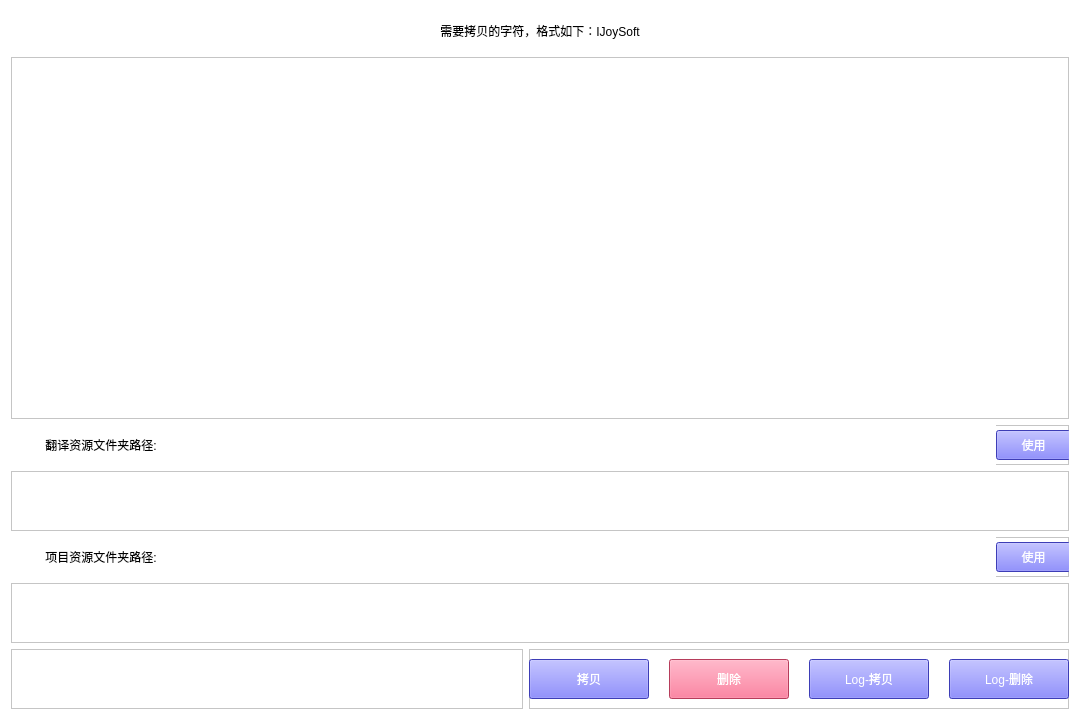
Qt form multiple_language/main_ui.ui (WanKaKa/MultipleLanguageUtils) before a commit.
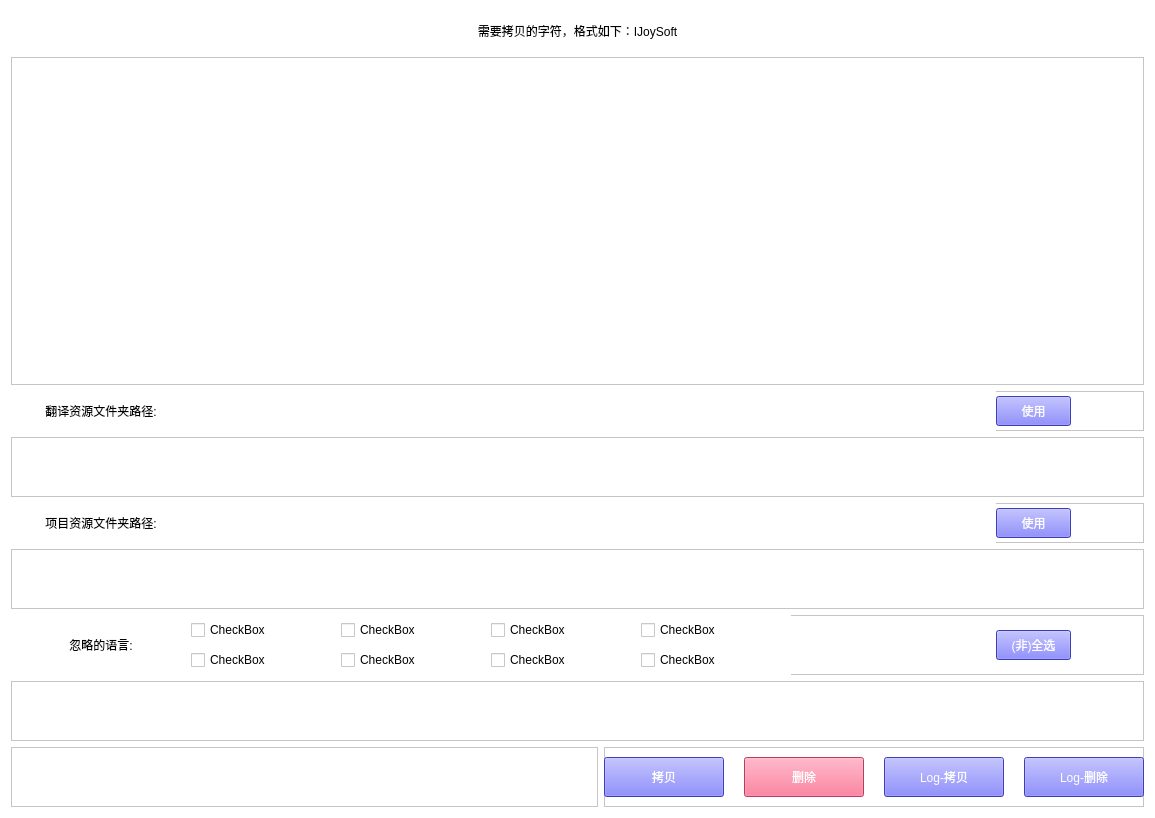
The same form after that commit.

Commit message: 多语言拷贝添加忽略语言

The edit to the form file:
```diff
--- a/multiple_language/main_ui.ui
+++ b/multiple_language/main_ui.ui
@@ -6,8 +6,8 @@
    <rect>
     <x>0</x>
     <y>0</y>
-    <width>1080</width>
-    <height>720</height>
+    <width>1155</width>
+    <height>818</height>
    </rect>
   </property>
   <property name="windowTitle">
@@ -288,6 +288,216 @@
        </property>
       </widget>
      </item>
+     <item>
+      <widget class="QFrame" name="frame_5">
+       <property name="minimumSize">
+        <size>
+         <width>0</width>
+         <height>60</height>
+        </size>
+       </property>
+       <property name="frameShape">
+        <enum>QFrame::StyledPanel</enum>
+       </property>
+       <property name="frameShadow">
+        <enum>QFrame::Raised</enum>
+       </property>
+       <widget class="QLabel" name="label_4">
+        <property name="geometry">
+         <rect>
+          <x>0</x>
+          <y>0</y>
+          <width>180</width>
+          <height>60</height>
+         </rect>
+        </property>
+        <property name="minimumSize">
+         <size>
+          <width>0</width>
+          <height>60</height>
+         </size>
+        </property>
+        <property name="maximumSize">
+         <size>
+          <width>16777215</width>
+          <height>40</height>
+         </size>
+        </property>
+        <property name="styleSheet">
+         <string notr="true">background-color: rgb(255, 255, 255);
+font: 12pt &quot;微软雅黑&quot;;</string>
+        </property>
+        <property name="text">
+         <string>忽略的语言:</string>
+        </property>
+        <property name="alignment">
+         <set>Qt::AlignCenter</set>
+        </property>
+        <property name="margin">
+         <number>0</number>
+        </property>
+       </widget>
+       <widget class="QCheckBox" name="ignore_language_01">
+        <property name="geometry">
+         <rect>
+          <x>180</x>
+          <y>0</y>
+          <width>150</width>
+          <height>30</height>
+         </rect>
+        </property>
+        <property name="styleSheet">
+         <string notr="true">font: 12pt &quot;微软雅黑&quot;;</string>
+        </property>
+        <property name="text">
+         <string>CheckBox</string>
+        </property>
+       </widget>
+       <widget class="QCheckBox" name="ignore_language_02">
+        <property name="geometry">
+         <rect>
+          <x>330</x>
+          <y>0</y>
+          <width>150</width>
+          <height>30</height>
+         </rect>
+        </property>
+        <property name="styleSheet">
+         <string notr="true">font: 12pt &quot;微软雅黑&quot;;</string>
+        </property>
+        <property name="text">
+         <string>CheckBox</string>
+        </property>
+       </widget>
+       <widget class="QCheckBox" name="ignore_language_03">
+        <property name="geometry">
+         <rect>
+          <x>480</x>
+          <y>0</y>
+          <width>150</width>
+          <height>30</height>
+         </rect>
+        </property>
+        <property name="styleSheet">
+         <string notr="true">font: 12pt &quot;微软雅黑&quot;;</string>
+        </property>
+        <property name="text">
+         <string>CheckBox</string>
+        </property>
+       </widget>
+       <widget class="QCheckBox" name="ignore_language_04">
+        <property name="geometry">
+         <rect>
+          <x>630</x>
+          <y>0</y>
+          <width>150</width>
+          <height>30</height>
+         </rect>
+        </property>
+        <property name="styleSheet">
+         <string notr="true">font: 12pt &quot;微软雅黑&quot;;</string>
+        </property>
+        <property name="text">
+         <string>CheckBox</string>
+        </property>
+       </widget>
+       <widget class="QCheckBox" name="ignore_language_11">
+        <property name="geometry">
+         <rect>
+          <x>180</x>
+          <y>30</y>
+          <width>150</width>
+          <height>30</height>
+         </rect>
+        </property>
+        <property name="styleSheet">
+         <string notr="true">font: 12pt &quot;微软雅黑&quot;;</string>
+        </property>
+        <property name="text">
+         <string>CheckBox</string>
+        </property>
+       </widget>
+       <widget class="QCheckBox" name="ignore_language_12">
+        <property name="geometry">
+         <rect>
+          <x>330</x>
+          <y>30</y>
+          <width>150</width>
+          <height>30</height>
+         </rect>
+        </property>
+        <property name="styleSheet">
+         <string notr="true">font: 12pt &quot;微软雅黑&quot;;</string>
+        </property>
+        <property name="text">
+         <string>CheckBox</string>
+        </property>
+       </widget>
+       <widget class="QCheckBox" name="ignore_language_13">
+        <property name="geometry">
+         <rect>
+          <x>630</x>
+          <y>30</y>
+          <width>150</width>
+          <height>30</height>
+         </rect>
+        </property>
+        <property name="styleSheet">
+         <string notr="true">font: 12pt &quot;微软雅黑&quot;;</string>
+        </property>
+        <property name="text">
+         <string>CheckBox</string>
+        </property>
+       </widget>
+       <widget class="QCheckBox" name="ignore_language_14">
+        <property name="geometry">
+         <rect>
+          <x>480</x>
+          <y>30</y>
+          <width>150</width>
+          <height>30</height>
+         </rect>
+        </property>
+        <property name="styleSheet">
+         <string notr="true">font: 12pt &quot;微软雅黑&quot;;</string>
+        </property>
+        <property name="text">
+         <string>CheckBox</string>
+        </property>
+       </widget>
+       <widget class="QPushButton" name="ignore_language_select_all">
+        <property name="geometry">
+         <rect>
+          <x>985</x>
+          <y>15</y>
+          <width>75</width>
+          <height>30</height>
+         </rect>
+        </property>
+        <property name="styleSheet">
+         <string notr="true">background-color: rgb(85, 85, 255);
+font: 12pt &quot;微软雅黑&quot;;
+color: rgb(255, 255, 255);</string>
+        </property>
+        <property name="text">
+         <string>(非)全选</string>
+        </property>
+       </widget>
+      </widget>
+     </item>
+     <item>
+      <widget class="QTextEdit" name="ignore_language_text">
+       <property name="maximumSize">
+        <size>
+         <width>16777215</width>
+         <height>60</height>
+        </size>
+       </property>
+       <property name="styleSheet">
+        <string notr="true">font: 12pt &quot;微软雅黑&quot;;</string>
+       </property>
+      </widget>
+     </item>
      <item>
       <layout class="QHBoxLayout" name="horizontalLayout">
        <item>
```
The commit also changes 18 other files.
